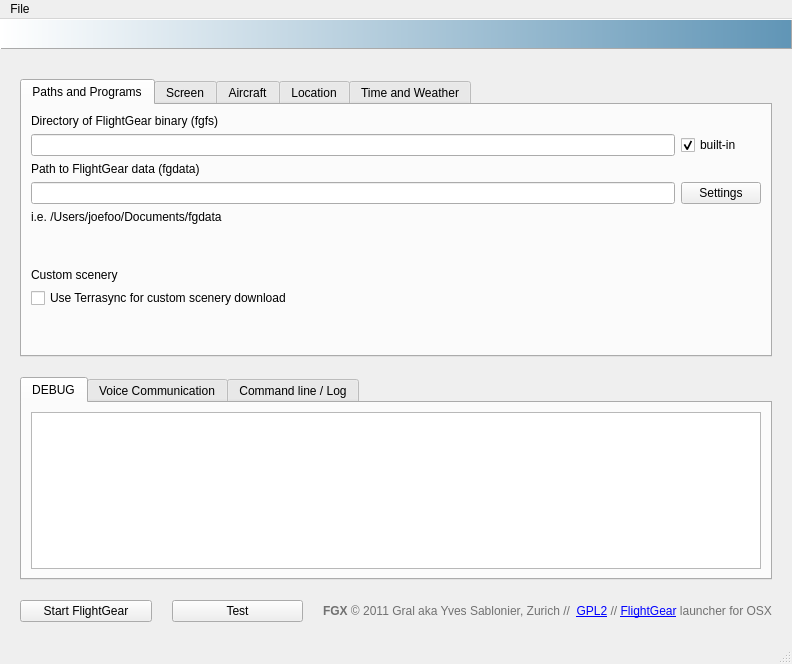
Qt form src/fgx.ui (fgx/fgx) before a commit.
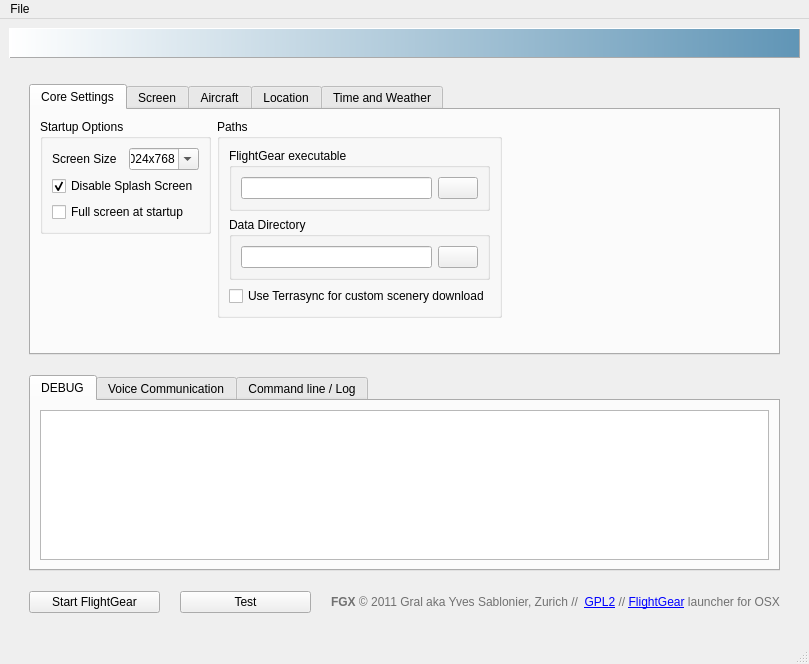
The same form after that commit. The open tabs and pages were chosen to show the change. Icons and pictures are not drawn.

Commit message: Exised some more ui widgets

Diff of the .ui file:
```diff
--- a/src/fgx.ui
+++ b/src/fgx.ui
@@ -6,7 +6,7 @@
    <rect>
     <x>0</x>
     <y>0</y>
-    <width>792</width>
+    <width>809</width>
     <height>664</height>
    </rect>
   </property>
@@ -27,13 +27,7 @@
    <enum>QTabWidget::Rounded</enum>
   </property>
   <widget class="QWidget" name="centralwidget">
-   <layout class="QVBoxLayout" name="verticalLayout_7">
-    <property name="spacing">
-     <number>10</number>
-    </property>
-    <property name="margin">
-     <number>0</number>
-    </property>
+   <layout class="QVBoxLayout" name="verticalLayout_9">
     <item>
      <widget class="QLabel" name="fgx_logo">
       <property name="styleSheet">
@@ -86,20 +80,91 @@
         </property>
         <widget class="QWidget" name="toptab">
          <attribute name="title">
-          <string>Paths and Programs</string>
+          <string>Core Settings</string>
          </attribute>
-         <layout class="QGridLayout" name="gridLayout_4">
+         <layout class="QGridLayout" name="gridLayout_6">
           <item row="0" column="0">
-           <widget class="QLabel" name="lblFgPAth">
-            <property name="text">
-             <string>Directory of FlightGear binary (fgfs)</string>
+           <widget class="QGroupBox" name="groupBox_2">
+            <property name="title">
+             <string>Startup Options</string>
             </property>
+            <layout class="QGridLayout" name="gridLayout_4">
+             <item row="0" column="0">
+              <widget class="QLabel" name="label">
+               <property name="text">
+                <string>Screen Size</string>
+               </property>
+              </widget>
+             </item>
+             <item row="0" column="1">
+              <widget class="QComboBox" name="screenSize">
+               <property name="editable">
+                <bool>true</bool>
+               </property>
+               <property name="currentIndex">
+                <number>1</number>
+               </property>
+               <property name="sizeAdjustPolicy">
+                <enum>QComboBox::AdjustToMinimumContentsLength</enum>
+               </property>
+               <item>
+                <property name="text">
+                 <string>800x600</string>
+                </property>
+               </item>
+               <item>
+                <property name="text">
+                 <string>1024x768</string>
+                </property>
+               </item>
+               <item>
+                <property name="text">
+                 <string>1280x1024</string>
+                </property>
+               </item>
+               <item>
+                <property name="text">
+                 <string>1600x900</string>
+                </property>
+               </item>
+              </widget>
+             </item>
+             <item row="1" column="0" colspan="2">
+              <widget class="QCheckBox" name="disableSplashScreen">
+               <property name="text">
+                <string>Disable Splash Screen</string>
+               </property>
+               <property name="checked">
+                <bool>true</bool>
+               </property>
+              </widget>
+             </item>
+             <item row="2" column="0" colspan="2">
+              <widget class="QCheckBox" name="useFullScreen">
+               <property name="text">
+                <string>Full screen at startup</string>
+               </property>
+              </widget>
+             </item>
+            </layout>
            </widget>
           </item>
-          <item row="1" column="0">
-           <widget class="QLineEdit" name="fgfsPath">
-            <property name="toolTip">
-             <string>&lt;!DOCTYPE HTML PUBLIC &quot;-//W3C//DTD HTML 4.0//EN&quot; &quot;http://www.w3.org/TR/REC-html40/strict.dtd&quot;&gt;
+          <item row="0" column="1" rowspan="2">
+           <widget class="QGroupBox" name="groupBox_3">
+            <property name="title">
+             <string>Paths</string>
+            </property>
+            <layout class="QVBoxLayout" name="verticalLayout_8">
+             <item>
+              <widget class="QGroupBox" name="groupBox_4">
+               <property name="title">
+                <string>FlightGear executable</string>
+               </property>
+               <layout class="QHBoxLayout" name="horizontalLayout_3">
+                <item>
+                 <widget class="QLineEdit" name="fgfsPath">
+                  <property name="toolTip">
+                   <string>&lt;!DOCTYPE HTML PUBLIC &quot;-//W3C//DTD HTML 4.0//EN&quot; &quot;http://www.w3.org/TR/REC-html40/strict.dtd&quot;&gt;
 &lt;html&gt;&lt;head&gt;&lt;meta name=&quot;qrichtext&quot; content=&quot;1&quot; /&gt;&lt;style type=&quot;text/css&quot;&gt;
 p, li { white-space: pre-wrap; }
 &lt;/style&gt;&lt;/head&gt;&lt;body style=&quot; font-family:'Lucida Grande'; font-size:13pt; font-weight:400; font-style:normal;&quot;&gt;
@@ -108,109 +173,123 @@
 &lt;p style=&quot; margin-top:0px; margin-bottom:0px; margin-left:0px; margin-right:0px; -qt-block-indent:0; text-indent:0px;&quot;&gt;Example for hudson nightly builds:&lt;/p&gt;
 &lt;p style=&quot; margin-top:0px; margin-bottom:0px; margin-left:0px; margin-right:0px; -qt-block-indent:0; text-indent:0px;&quot;&gt;&lt;span style=&quot; color:#0035ff;&quot;&gt;/Users/joefoo/Desktop/nightly/FlightGear.app/Contents/MacOS&lt;/span&gt;&lt;/p&gt;
 &lt;p style=&quot;-qt-paragraph-type:empty; margin-top:0px; margin-bottom:0px; margin-left:0px; margin-right:0px; -qt-block-indent:0; text-indent:0px; color:#0035ff;&quot;&gt;&lt;/p&gt;&lt;/body&gt;&lt;/html&gt;</string>
-            </property>
-            <property name="text">
-             <string/>
-            </property>
-           </widget>
-          </item>
-          <item row="1" column="1">
-           <widget class="QCheckBox" name="useFGXfgfs">
-            <property name="toolTip">
-             <string>Check this box when you want to use built-in FlightGear/data</string>
-            </property>
-            <property name="text">
-             <string>built-in</string>
-            </property>
-            <property name="checked">
-             <bool>true</bool>
-            </property>
-           </widget>
-          </item>
-          <item row="2" column="0">
-           <widget class="QLabel" name="lblFgRoot">
-            <property name="text">
-             <string>Path to FlightGear data (fgdata)</string>
-            </property>
-           </widget>
-          </item>
-          <item row="3" column="0">
-           <widget class="QLineEdit" name="fgdataPath">
-            <property name="toolTip">
-             <string>&lt;!DOCTYPE HTML PUBLIC &quot;-//W3C//DTD HTML 4.0//EN&quot; &quot;http://www.w3.org/TR/REC-html40/strict.dtd&quot;&gt;
+                  </property>
+                  <property name="text">
+                   <string/>
+                  </property>
+                  <property name="readOnly">
+                   <bool>true</bool>
+                  </property>
+                 </widget>
+                </item>
+                <item>
+                 <widget class="QPushButton" name="buttonFgFsPath">
+                  <property name="toolTip">
+                   <string>Click this when you enter a new path to flightgear data. Will refresh aircraft and airport list with the new fgdata path (if exists!)</string>
+                  </property>
+                  <property name="text">
+                   <string/>
+                  </property>
+                  <property name="icon">
+                   <iconset>
+                    <normaloff>:/icon/settings</normaloff>:/icon/settings</iconset>
+                  </property>
+                 </widget>
+                </item>
+               </layout>
+              </widget>
+             </item>
+             <item>
+              <widget class="QGroupBox" name="groupBox_5">
+               <property name="title">
+                <string>Data Directory</string>
+               </property>
+               <layout class="QHBoxLayout" name="horizontalLayout_4">
+                <item>
+                 <widget class="QLineEdit" name="fgdataPath">
+                  <property name="toolTip">
+                   <string>&lt;!DOCTYPE HTML PUBLIC &quot;-//W3C//DTD HTML 4.0//EN&quot; &quot;http://www.w3.org/TR/REC-html40/strict.dtd&quot;&gt;
 &lt;html&gt;&lt;head&gt;&lt;meta name=&quot;qrichtext&quot; content=&quot;1&quot; /&gt;&lt;style type=&quot;text/css&quot;&gt;
 p, li { white-space: pre-wrap; }
 &lt;/style&gt;&lt;/head&gt;&lt;body style=&quot; font-family:'Lucida Grande'; font-size:13pt; font-weight:400; font-style:normal;&quot;&gt;
 &lt;p style=&quot; margin-top:0px; margin-bottom:0px; margin-left:0px; margin-right:0px; -qt-block-indent:0; text-indent:0px;&quot;&gt;&lt;span style=&quot; color:#ff1500;&quot;&gt;Click Refresh&lt;/span&gt; button after editing this path!&lt;/p&gt;&lt;/body&gt;&lt;/html&gt;</string>
-            </property>
-            <property name="text">
-             <string/>
-            </property>
+                  </property>
+                  <property name="text">
+                   <string/>
+                  </property>
+                  <property name="readOnly">
+                   <bool>true</bool>
+                  </property>
+                 </widget>
+                </item>
+                <item>
+                 <widget class="QPushButton" name="buttonFgRootPath">
+                  <property name="toolTip">
+                   <string>Click this when you enter a new path to flightgear data. Will refresh aircraft and airport list with the new fgdata path (if exists!)</string>
+                  </property>
+                  <property name="text">
+                   <string/>
+                  </property>
+                  <property name="icon">
+                   <iconset>
+                    <normaloff>:/icon/settings</normaloff>:/icon/settings</iconset>
+                  </property>
+                 </widget>
+                </item>
+               </layout>
+              </widget>
+             </item>
+             <item>
+              <widget class="QCheckBox" name="useTerraSync">
+               <property name="toolTip">
+                <string>Check this box when terrasync should start to download latest custom scenery</string>
+               </property>
+               <property name="text">
+                <string>Use Terrasync for custom scenery download</string>
+               </property>
+              </widget>
+             </item>
+            </layout>
            </widget>
           </item>
-          <item row="6" column="0">
-           <spacer name="verticalSpacer_5">
+          <item row="0" column="2">
+           <spacer name="horizontalSpacer_2">
             <property name="orientation">
-             <enum>Qt::Vertical</enum>
+             <enum>Qt::Horizontal</enum>
             </property>
             <property name="sizeHint" stdset="0">
              <size>
-              <width>636</width>
-              <height>6</height>
+              <width>239</width>
+              <height>20</height>
              </size>
             </property>
            </spacer>
           </item>
-          <item row="7" column="0">
-           <widget class="QLabel" name="label_10">
-            <property name="text">
-             <string>Custom scenery</string>
-            </property>
-           </widget>
-          </item>
-          <item row="8" column="0">
-           <widget class="QCheckBox" name="useTerraSync">
-            <property name="toolTip">
-             <string>Check this box when terrasync should start to download latest custom scenery</string>
-            </property>
-            <property name="text">
-             <string>Use Terrasync for custom scenery download</string>
-            </property>
-           </widget>
-          </item>
-          <item row="9" column="0">
-           <spacer name="verticalSpacer_6">
+          <item row="1" column="0" rowspan="2">
+           <spacer name="verticalSpacer_4">
             <property name="orientation">
              <enum>Qt::Vertical</enum>
             </property>
             <property name="sizeHint" stdset="0">
              <size>
-              <width>636</width>
-              <height>28</height>
+              <width>20</width>
+              <height>97</height>
              </size>
             </property>
            </spacer>
           </item>
-          <item row="4" column="0">
-           <widget class="QLabel" name="label_3">
-            <property name="text">
-             <string>i.e. /Users/joefoo/Documents/fgdata</string>
+          <item row="2" column="1">
+           <spacer name="verticalSpacer">
+            <property name="orientation">
+             <enum>Qt::Vertical</enum>
             </property>
-           </widget>
-          </item>
-          <item row="3" column="1">
-           <widget class="QPushButton" name="buttonSettings">
-            <property name="toolTip">
-             <string>Click this when you enter a new path to flightgear data. Will refresh aircraft and airport list with the new fgdata path (if exists!)</string>
+            <property name="sizeHint" stdset="0">
+             <size>
+              <width>20</width>
+              <height>4</height>
+             </size>
             </property>
-            <property name="text">
-             <string>Settings</string>
-            </property>
-            <property name="icon">
-             <iconset resource="resources/icons.qrc">
-              <normaloff>:/icon/settings</normaloff>:/icon/settings</iconset>
-            </property>
-           </widget>
+           </spacer>
           </item>
          </layout>
         </widget>
@@ -218,111 +297,7 @@
          <attribute name="title">
           <string>Screen</string>
          </attribute>
-         <layout class="QHBoxLayout" name="horizontalLayout_3">
-          <item>
-           <layout class="QVBoxLayout" name="verticalLayout_6">
-            <item>
-             <widget class="QLabel" name="labelWindow">
-              <property name="text">
-               <string>Startup Window size</string>
-              </property>
-             </widget>
-            </item>
-            <item>
-             <widget class="QComboBox" name="screenSize">
-              <property name="editable">
-               <bool>true</bool>
-              </property>
-              <property name="currentIndex">
-               <number>1</number>
-              </property>
-              <property name="sizeAdjustPolicy">
-               <enum>QComboBox::AdjustToMinimumContentsLength</enum>
-              </property>
-              <item>
-               <property name="text">
-                <string>800x600</string>
-               </property>
-              </item>
-              <item>
-               <property name="text">
-                <string>1024x768</string>
-               </property>
-              </item>
-              <item>
-               <property name="text">
-                <string>1280x1024</string>
-               </property>
-              </item>
-              <item>
-               <property name="text">
-                <string>1600x900</string>
-               </property>
-              </item>
-             </widget>
-            </item>
-            <item>
-             <spacer name="verticalSpacer_12">
-              <property name="orientation">
-               <enum>Qt::Vertical</enum>
-              </property>
-              <property name="sizeType">
-               <enum>QSizePolicy::Fixed</enum>
-              </property>
-              <property name="sizeHint" stdset="0">
-               <size>
-                <width>20</width>
-                <height>20</height>
-               </size>
-              </property>
-             </spacer>
-            </item>
-            <item>
-             <widget class="QCheckBox" name="disableSplashScreen">
-              <property name="text">
-               <string>Disable Splash Screen</string>
-              </property>
-              <property name="checked">
-               <bool>true</bool>
-              </property>
-             </widget>
-            </item>
-            <item>
-             <widget class="QCheckBox" name="useFullScreen">
-              <property name="text">
-               <string>Full screen at startup</string>
-              </property>
-             </widget>
-            </item>
-            <item>
-             <spacer name="verticalSpacer_7">
-              <property name="orientation">
-               <enum>Qt::Vertical</enum>
-              </property>
-              <property name="sizeHint" stdset="0">
-               <size>
-                <width>20</width>
-                <height>40</height>
-               </size>
-              </property>
-             </spacer>
-            </item>
-           </layout>
-          </item>
-          <item>
-           <spacer name="horizontalSpacer_2">
-            <property name="orientation">
-             <enum>Qt::Horizontal</enum>
-            </property>
-            <property name="sizeHint" stdset="0">
-             <size>
-              <width>566</width>
-              <height>20</height>
-             </size>
-            </property>
-           </spacer>
-          </item>
-         </layout>
+         <layout class="QVBoxLayout" name="verticalLayout_6"/>
         </widget>
         <widget class="QWidget" name="tab">
          <attribute name="title">
@@ -834,7 +809,7 @@
     <rect>
      <x>0</x>
      <y>0</y>
-     <width>792</width>
+     <width>809</width>
      <height>21</height>
     </rect>
    </property>
```
Left out of the diff: 16 changed lines with no effect on the pictures. The commit also changes 3 other files.
